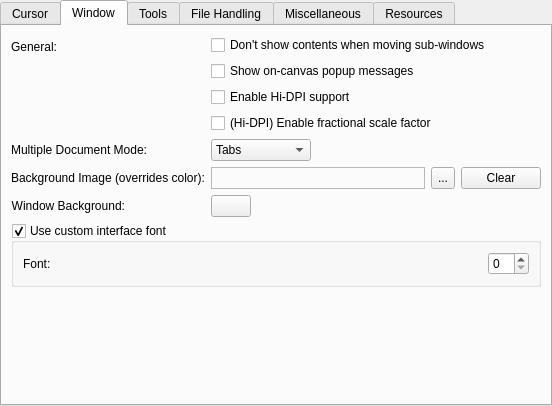
This is libs/ui/forms/wdggeneralsettings.ui in KDE/krita as Qt 5 draws it before an edit. The edited form follows.
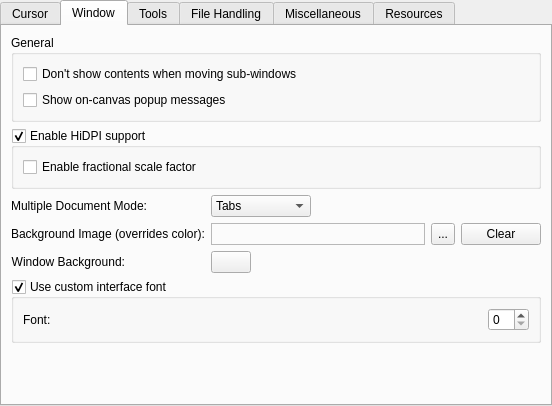
This is the edited form. The open tabs and pages were chosen to show the change. Custom widgets are drawn as their Qt base class.

Commit message: Group the checkboxes under "General" > "Window" > General

The edit to the form file:
```diff
--- a/libs/ui/forms/wdggeneralsettings.ui
+++ b/libs/ui/forms/wdggeneralsettings.ui
@@ -198,7 +198,55 @@
        <property name="labelAlignment">
         <set>Qt::AlignLeading|Qt::AlignLeft|Qt::AlignTop</set>
        </property>
-       <item row="1" column="0">
+       <item row="0" column="0" colspan="2">
+        <widget class="QGroupBox" name="groupBox_3">
+         <property name="title">
+          <string>General</string>
+         </property>
+         <layout class="QFormLayout" name="formLayout_3">
+          <item row="0" column="0">
+           <widget class="QCheckBox" name="m_chkRubberBand">
+            <property name="sizePolicy">
+             <sizepolicy hsizetype="Preferred" vsizetype="Fixed">
+              <horstretch>0</horstretch>
+              <verstretch>0</verstretch>
+             </sizepolicy>
+            </property>
+            <property name="text">
+             <string>Don't show contents when moving sub-windows</string>
+            </property>
+           </widget>
+          </item>
+          <item row="1" column="0">
+           <widget class="QCheckBox" name="m_chkCanvasMessages">
+            <property name="text">
+             <string>Show on-canvas popup messages</string>
+            </property>
+           </widget>
+          </item>
+         </layout>
+        </widget>
+       </item>
+       <item row="1" column="0" colspan="2">
+        <widget class="QGroupBox" name="m_chkHiDPI">
+         <property name="title">
+          <string>Enable HiDPI support</string>
+         </property>
+         <property name="checkable">
+          <bool>true</bool>
+         </property>
+         <layout class="QFormLayout" name="formLayout_14">
+          <item row="0" column="0">
+           <widget class="QCheckBox" name="m_chkHiDPIFractionalScaling">
+            <property name="text">
+             <string>Enable fractional scale factor</string>
+            </property>
+           </widget>
+          </item>
+         </layout>
+        </widget>
+       </item>
+       <item row="2" column="0">
         <widget class="QLabel" name="label_2">
          <property name="sizePolicy">
           <sizepolicy hsizetype="Minimum" vsizetype="Preferred">
@@ -214,7 +262,7 @@
          </property>
         </widget>
        </item>
-       <item row="1" column="1">
+       <item row="2" column="1">
         <widget class="QComboBox" name="m_cmbMDIType">
          <property name="sizePolicy">
           <sizepolicy hsizetype="Fixed" vsizetype="Fixed">
@@ -237,14 +285,14 @@
          </item>
         </widget>
        </item>
-       <item row="2" column="0">
+       <item row="3" column="0">
         <widget class="QLabel" name="label_5">
          <property name="text">
           <string>Background Image (overrides color):</string>
          </property>
         </widget>
        </item>
-       <item row="2" column="1">
+       <item row="3" column="1">
         <widget class="QWidget" name="widget" native="true">
          <layout class="QHBoxLayout" name="horizontalLayout">
           <property name="leftMargin">
@@ -307,7 +355,7 @@
          </layout>
         </widget>
        </item>
-       <item row="3" column="0">
+       <item row="4" column="0">
         <widget class="QLabel" name="label_4">
          <property name="text">
           <string>Window Background:</string>
@@ -317,7 +365,7 @@
          </property>
         </widget>
        </item>
-       <item row="3" column="1">
+       <item row="4" column="1">
         <widget class="KisColorButton" name="m_mdiColor">
          <property name="sizePolicy">
           <sizepolicy hsizetype="Fixed" vsizetype="Fixed">
@@ -330,7 +378,7 @@
          </property>
         </widget>
        </item>
-       <item row="4" column="0" colspan="2">
+       <item row="5" column="0" colspan="2">
         <widget class="QGroupBox" name="chkUseCustomFont">
          <property name="title">
           <string>Use custom interface font</string>
@@ -380,7 +428,7 @@
          </layout>
         </widget>
        </item>
-       <item row="5" column="0" colspan="2">
+       <item row="6" column="0" colspan="2">
         <spacer name="verticalSpacer">
          <property name="orientation">
           <enum>Qt::Vertical</enum>
@@ -393,65 +441,6 @@
          </property>
         </spacer>
        </item>
-       <item row="0" column="0">
-        <widget class="QLabel" name="lbl_window_general">
-         <property name="text">
-          <string>General:</string>
-         </property>
-        </widget>
-       </item>
-       <item row="0" column="1">
-        <widget class="QFrame" name="frame_6">
-         <layout class="QVBoxLayout" name="verticalLayout_7">
-          <property name="leftMargin">
-           <number>0</number>
-          </property>
-          <property name="topMargin">
-           <number>0</number>
-          </property>
-          <property name="rightMargin">
-           <number>0</number>
-          </property>
-          <property name="bottomMargin">
-           <number>0</number>
-          </property>
-          <item>
-           <widget class="QCheckBox" name="m_chkRubberBand">
-            <property name="sizePolicy">
-             <sizepolicy hsizetype="Preferred" vsizetype="Fixed">
-              <horstretch>0</horstretch>
-              <verstretch>0</verstretch>
-             </sizepolicy>
-            </property>
-            <property name="text">
-             <string>Don't show contents when moving sub-windows</string>
-            </property>
-           </widget>
-          </item>
-          <item>
-           <widget class="QCheckBox" name="m_chkCanvasMessages">
-            <property name="text">
-             <string>Show on-canvas popup messages</string>
-            </property>
-           </widget>
-          </item>
-          <item>
-           <widget class="QCheckBox" name="m_chkHiDPI">
-            <property name="text">
-             <string>Enable Hi-DPI support</string>
-            </property>
-           </widget>
-          </item>
-          <item>
-           <widget class="QCheckBox" name="m_chkHiDPIFractionalScaling">
-            <property name="text">
-             <string>(Hi-DPI) Enable fractional scale factor</string>
-            </property>
-           </widget>
-          </item>
-         </layout>
-        </widget>
-       </item>
       </layout>
      </widget>
      <widget class="QWidget" name="Tools">
```
